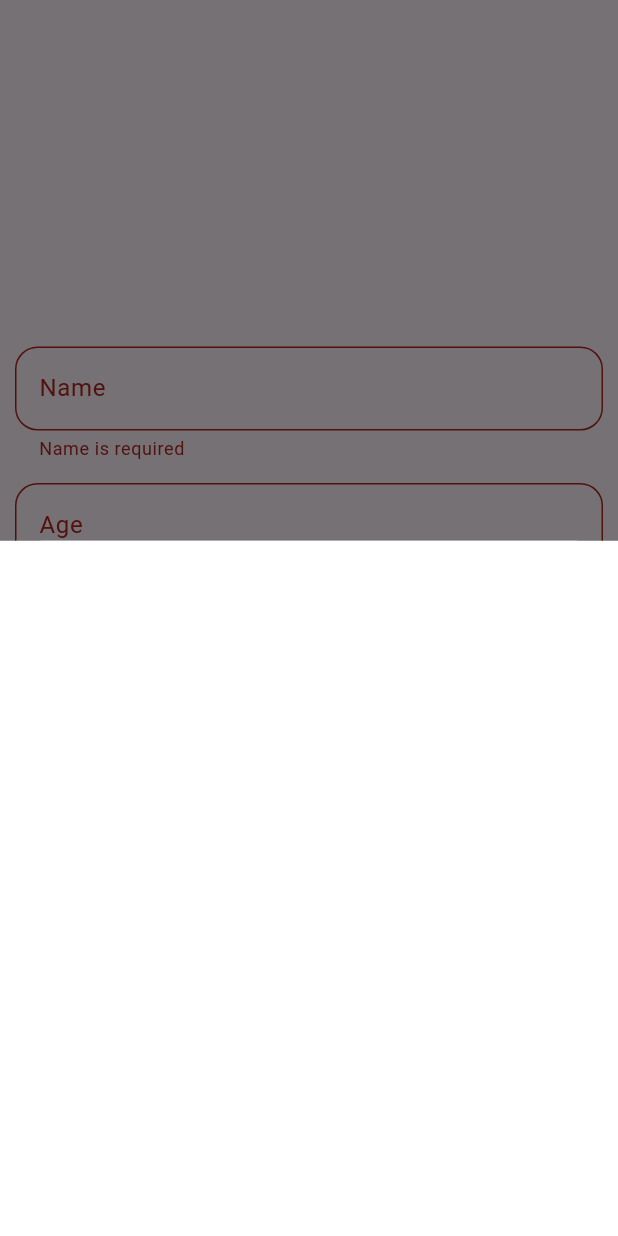
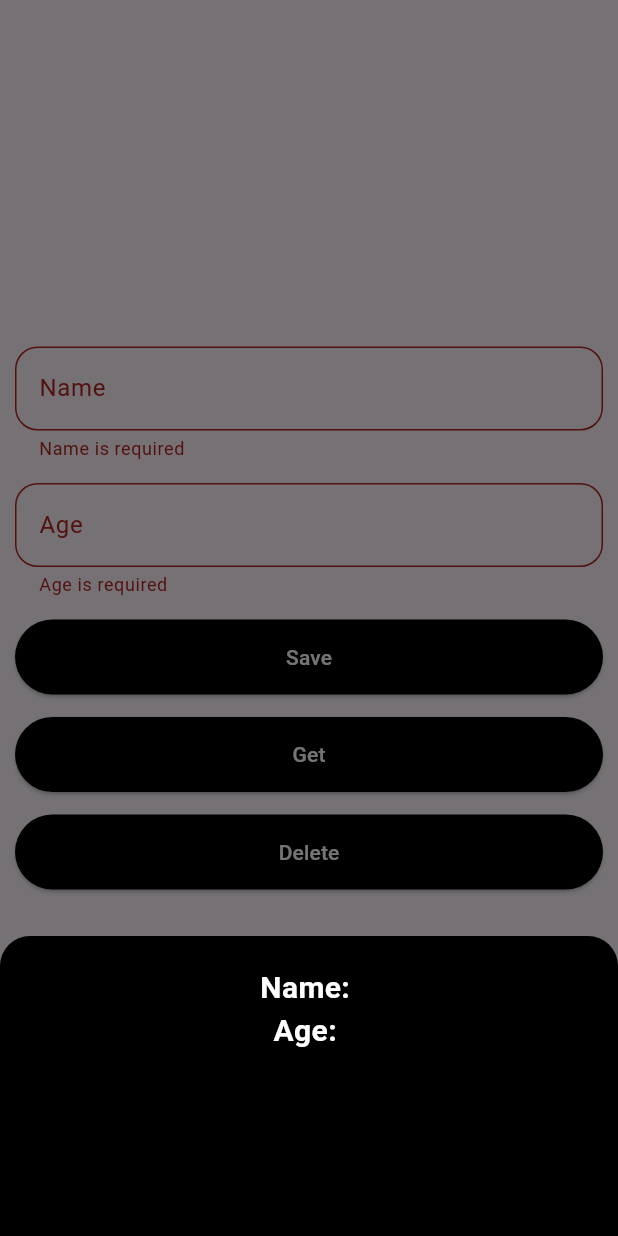
Before and after one commit to abosamy10545/shared_pref_app, a Flutter app: the screen it shows after launch, after a tap on "Save", after a tap on "Get", on a phone screen of 412 x 824 dp. Run offline on Flutter 3.47's test engine with Material 3 defaults, Android fonts, the phone set to English and light mode, and no system bars; our stand-ins replace shared_preferences.

Commit message:
first commit

```diff
--- a/lib/core/utils/shared_pre.dart
+++ b/lib/core/utils/shared_pre.dart
@@ -16,18 +16,18 @@ class SharedPre {
  static Future getString(String key) async {
     final SharedPreferences sharedPreferences =
         await SharedPreferences.getInstance();
-    sharedPreferences.getString(key);
+   return sharedPreferences.getString(key);
   }
 
  static Future getInt(String key) async {
     final SharedPreferences sharedPreferences =
         await SharedPreferences.getInstance();
-    sharedPreferences.getInt(key);
+   return sharedPreferences.getInt(key);
   }
 
  static Future removeData(String key) async {
     final SharedPreferences sharedPreferences =
         await SharedPreferences.getInstance();
-    sharedPreferences.remove(key);
+   return sharedPreferences.remove(key);
   }
 }
--- a/lib/home_screen.dart
+++ b/lib/home_screen.dart
@@ -72,14 +72,17 @@ class _HomeScreenState extends State<HomeScreen> {
                   fixedSize: Size(double.maxFinite, 50),
                 ),
                 onPressed: () async {
-                  if (formKey.currentState!.validate()) {}
+                  if (formKey.currentState!.validate()) {
+                    // سيتم الحفظ فقط إذا كانت جميع الحقول صحيحة
                     await SharedPre.saveStringData('name', nameController.text);
                     await SharedPre.saveIntData(
                       'age',
                       int.parse(ageController.text),
                     );
                     setState(() {});
+                  }
                 },
+
                 child: Text(AppStrings.saveButton),
               ),
               ElevatedButton(
@@ -91,17 +94,46 @@ class _HomeScreenState extends State<HomeScreen> {
                 onPressed: () async {
                   name = await SharedPre.getString('name');
                   age = await SharedPre.getInt('age');
-                  setState(() {
+                  setState(() {});
                   showModalBottomSheet(
+                    // ignore: use_build_context_synchronously
                     context: context,
                     builder: (context) {
                       return Container(
+                        height: 200,
                         width: double.infinity,
-                          color: Colors.white,
+                        padding: EdgeInsets.all(20),
+                        decoration: BoxDecoration(
+                          borderRadius: BorderRadius.only(
+                            topLeft: Radius.circular(20),
+                            topRight: Radius.circular(20),
+                          ),
+                          color: AppColors.buttonBackground,
+                        ),
+                        child: Column(
+                          mainAxisSize: MainAxisSize.min,
+                          children: [
+                            Text(
+                              'Name: ${name ?? ''}',
+                              style: TextStyle(
+                                fontSize: 20,
+                                color: AppColors.buttonText,
+                                fontWeight: FontWeight.bold,
+                              ),
+                            ),
+                            Text(
+                              'Age: ${age?.toString() ?? ''}',
+                              style: TextStyle(
+                                fontSize: 20,
+                                color: AppColors.buttonText,
+                                fontWeight: FontWeight.bold,
+                              ),
+                            ),
+                          ],
+                        ),
                       );
                     },
                   );
-                  });
                 },
                 child: Text(AppStrings.getButton),
               ),
```
Also changed, not shown: lib/main.dart (line endings or trailing spaces). Lines whose indentation alone changed are shown as unchanged.
